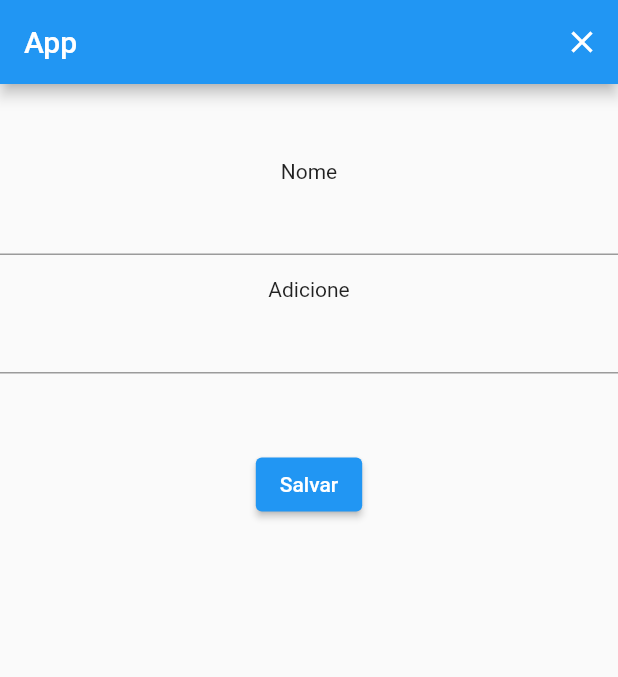
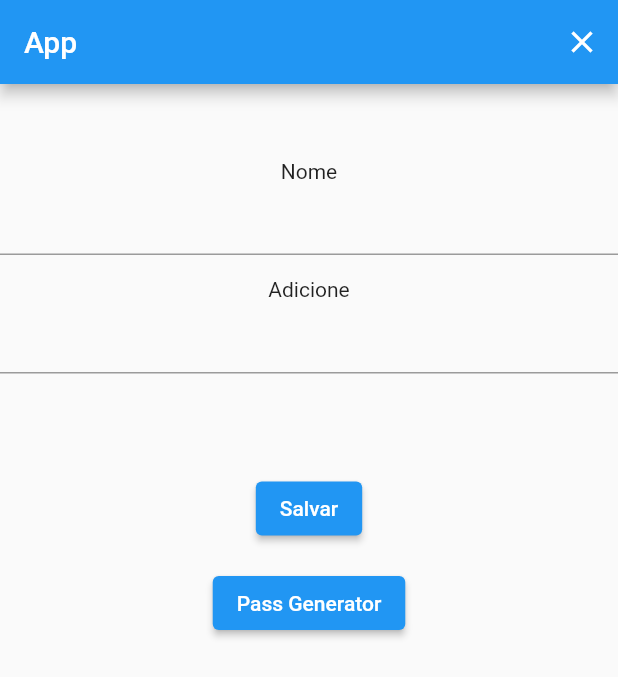
Before and after one commit to bfbfghb/to_do_list, a Flutter app: the screen it shows after launch, after a tap on the "add box" icon, on a phone screen of 412 x 824 dp. Shown: the top 677 px of the screen. Run offline on Flutter 3.47's test engine with Material 2 defaults, Android fonts, the phone set to English and light mode, and no system bars; our stand-ins replace shared_preferences; missing offline and left inert: shared_preferences_web.

Commit message:
Add files via upload

```diff
--- a/lib/Criar_Page.dart
+++ b/lib/Criar_Page.dart
@@ -1,4 +1,5 @@
 import 'package:flutter/material.dart';
+import 'package:to_do_note_app/PassGenerator/main.dart';
 import 'Principal_Page.dart';
 import 'Save.dart';
 import 'Variaveis.dart';
@@ -16,10 +17,9 @@ class _CriarState extends State<Criar> {
   var ponto = "";
 
   var esperar = '';
-
+  var password = "";
   @override
   Widget build(BuildContext context) {
-
     criar() async{
       Variaveis.bloconotas[nomeBloco] = textBloco.toString();
       print(Variaveis.bloconotas.toString());
@@ -58,15 +58,13 @@ class _CriarState extends State<Criar> {
         criar();
       }
     }
-
     return MaterialApp(
       home: Scaffold(
         appBar: AppBar(
           title: Text(Principal.title),
           actions: [IconButton(onPressed: (){Navigator.pushReplacement(context, MaterialPageRoute(builder: (context) => Principal()),);
           }, icon: Icon(Icons.close))],),
-        body: SingleChildScrollView(
-          child: Column(
+        body: Column(
               children: [
                 SizedBox(height: 50,),
                 Center(child: Text("Nome")),
@@ -79,22 +77,31 @@ class _CriarState extends State<Criar> {
                 SizedBox(height: 15,),
                 Center(child: Text("Adicione")),
                 Container(
-                    child: TextField(
+                  child: Column(
+                    children: [
+                      TextField(
                               textAlign: TextAlign.center,
                               style: TextStyle(fontSize: 20),
-                            onSubmitted: (String value){textBloco = value;},
-                            onChanged: (String value){textBloco = value;},
+                              onSubmitted: (String valor2){textBloco = valor2;},
+                              onChanged: (String valor2){textBloco = valor2;},
+                            ),
+                        Text(password),
+                    ],
                   ),
                 ),
                 SizedBox(height: 50,),
                 ElevatedButton(onPressed: verificar, child: Text("Salvar")),
                 SizedBox(height: 15,),
+                ElevatedButton(onPressed: (){PassGenerator passGenerator = new PassGenerator();
+                passGenerator.createPass(); textBloco = PassGenerator.pass; setState((){password = "PassWord: $textBloco";});print(PassGenerator.pass); },
+                child: Column(children: [
+                  Text("Pass Generator"),
+                  ])),
                 Text(esperar),
                 Text(ponto),
               ],
         ),
       ),
-      ),
     );
   }
 }
--- a/lib/Principal_Page.dart
+++ b/lib/Principal_Page.dart
@@ -38,10 +38,7 @@ class _PrincipalState extends State<Principal> {
                 ],
               ),
               SizedBox(height: 15,),
-              Padding(
-                padding: const EdgeInsets.all(8.0),
-                child: Container(width: double.maxFinite, height: double.maxFinite, child: Ler()),
-              ),
+              Container(width: double.maxFinite, height: double.maxFinite, child: Ler()),
               SizedBox(height: 15,),
             ],
           ),
--- a/lib/ler_Content.dart
+++ b/lib/ler_Content.dart
@@ -20,7 +20,10 @@ class _LerState extends State<Ler> {
       Variaveis.save.save();
     Navigator.pushReplacement(context, new MaterialPageRoute(builder: (BuildContext context) {return new Principal();}),);
   }
-    return ListView.builder(
+    return Padding(
+      padding: const EdgeInsets.all(8.0),
+      child: ListView.builder(
+        //physics: ClampingScrollPhysics(),
         itemCount: Variaveis.listText.length, itemBuilder: (context, index) {
           return ListTile(title: Container( color: Colors.grey,
             child: Column(
@@ -35,6 +38,7 @@ class _LerState extends State<Ler> {
             ),
           ),);
         },
+      ),
     );
   }
 }
```
Lines whose indentation alone changed are shown as unchanged.
